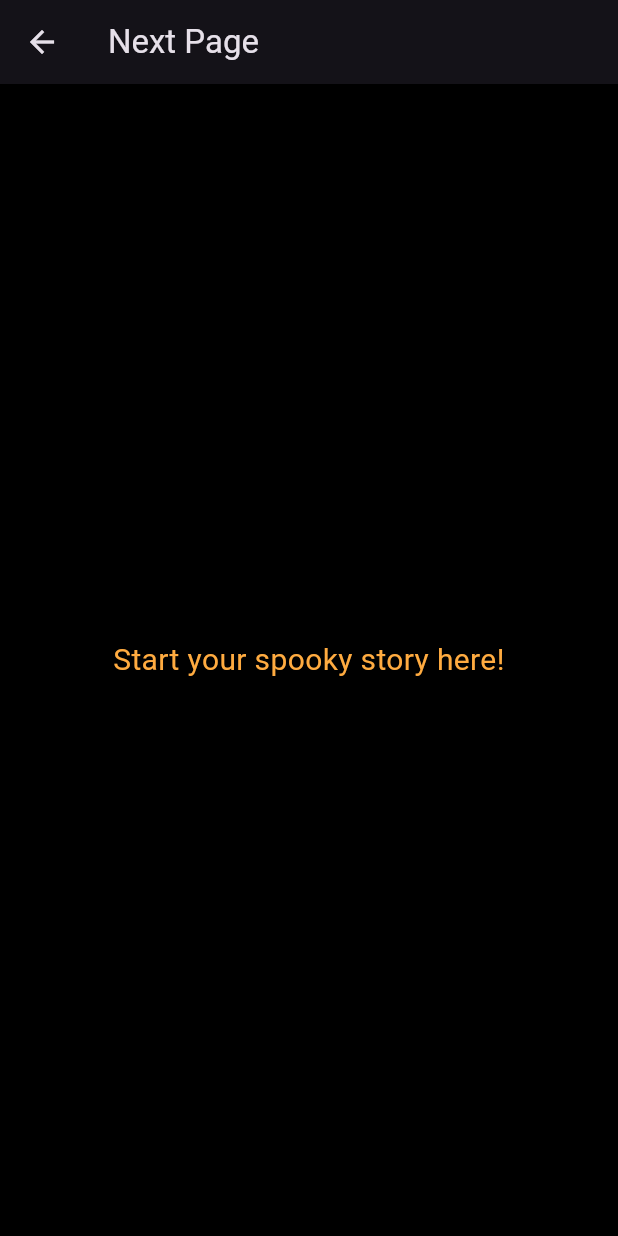
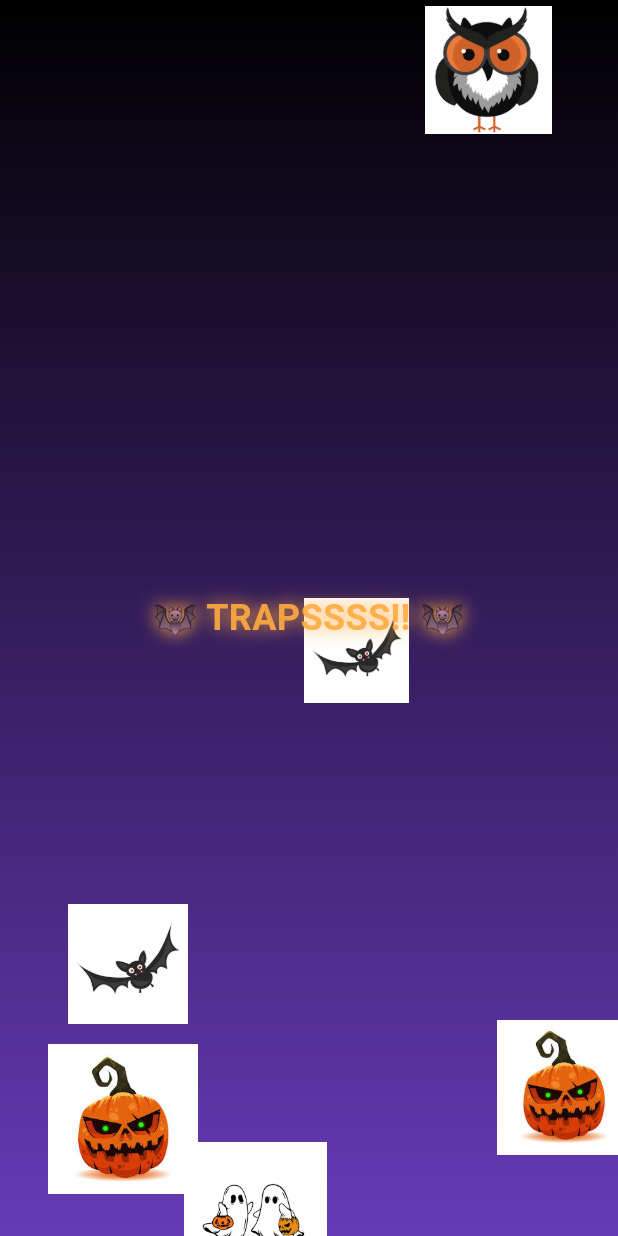
Before and after one commit to Lavanyathangaraj/mad_inclass_activity_9, a Flutter app: the screen it shows after launch, after a tap on the "arrow forward" icon, on a phone screen of 412 x 824 dp. Run offline on Flutter 3.47's test engine with Material 3 defaults, Android fonts, the light colour scheme and no system bars.

Commit message:
Add Halloween characters or objects

```diff
--- a/lib/main.dart
+++ b/lib/main.dart
@@ -1,4 +1,5 @@
 import 'package:flutter/material.dart';
+import 'dart:math';
 
 void main() {
   runApp(HalloweenStoryApp());
@@ -40,7 +41,7 @@
             mainAxisAlignment: MainAxisAlignment.center,
             children: [
               Image.asset(
-                'assets/images/halloween.webp',
+                'assets/images/halloween1.webp',
                 height: 250,
                 fit: BoxFit.contain,
               ),
@@ -65,7 +66,7 @@
                 onTap: () {
                   Navigator.push(
                     context,
-                    MaterialPageRoute(builder: (_) => const NextPage()),
+                    MaterialPageRoute(builder: (_) => const SpookyPage()),
                   );
                 },
                 child: Container(
@@ -85,20 +86,118 @@
   }
 }
 
-class NextPage extends StatelessWidget {
-  const NextPage({super.key});
+class SpookyPage extends StatefulWidget {
+  const SpookyPage({super.key});
+
+  @override
+  State<SpookyPage> createState() => _SpookyPageState();
+}
+
+class _SpookyPageState extends State<SpookyPage>
+    with SingleTickerProviderStateMixin {
+  late AnimationController _controller;
+  final Random _random = Random();
+
+  List<Offset> _positions = [];
+
+  @override
+  void initState() {
+    super.initState();
+    _generateInitialPositions();
+    _controller =
+        AnimationController(vsync: this, duration: const Duration(seconds: 5))
+          ..addListener(() {
+            if (_controller.status == AnimationStatus.completed) {
+              _generateNewPositions();
+              _controller.repeat();
+            }
+            setState(() {});
+          })
+          ..repeat();
+  }
+
+  void _generateInitialPositions() {
+    _positions = List.generate(6, (_) {
+      return Offset(
+        _random.nextDouble(),
+        _random.nextDouble(),
+      );
+    });
+  }
+
+  void _generateNewPositions() {
+    _positions = List.generate(6, (_) {
+      return Offset(
+        _random.nextDouble(),
+        _random.nextDouble(),
+      );
+    });
+  }
+
+  @override
+  void dispose() {
+    _controller.dispose();
+    super.dispose();
+  }
+
+  Widget _animatedObject(int index, String asset, double size) {
+    final dx = _positions[index].dx;
+    final dy = _positions[index].dy;
+
+    return AnimatedPositioned(
+      duration: const Duration(seconds: 5),
+      curve: Curves.easeInOut,
+      left: dx * MediaQuery.of(context).size.width,
+      top: dy * MediaQuery.of(context).size.height,
+      child: Opacity(
+        opacity: 0.8 + 0.2 * sin(_controller.value * 2 * pi),
+        child: Image.asset(asset, width: size),
+      ),
+    );
+  }
 
   @override
   Widget build(BuildContext context) {
     return Scaffold(
-      backgroundColor: Colors.black,
-      appBar: AppBar(title: const Text('Next Page')),
-      body: const Center(
-        child: Text(
-          'Start your spooky story here!',
-          style: TextStyle(color: Colors.orangeAccent, fontSize: 20),
-          textAlign: TextAlign.center,
-        ),
+      body: Stack(
+        children: [
+          Positioned.fill(
+            child: Container(
+              decoration: const BoxDecoration(
+                gradient: LinearGradient(
+                  colors: [Colors.black, Colors.deepPurple],
+                  begin: Alignment.topCenter,
+                  end: Alignment.bottomCenter,
+                ),
+              ),
+            ),
+          ),
+          Stack(
+            children: [
+              _animatedObject(0, 'assets/images/bat.png', 80),
+              _animatedObject(1, 'assets/images/bat.png', 70),
+              _animatedObject(2, 'assets/images/pumpkin.jpeg', 90),
+              _animatedObject(3, 'assets/images/pumpkin.jpeg', 100),
+              _animatedObject(4, 'assets/images/owl.png', 85),
+              _animatedObject(5, 'assets/images/ghost1.png', 95),
+            ],
+          ),
+          Align(
+            alignment: Alignment.center,
+            child: Text(
+              "🦇 TRAPSSSS!! 🦇",
+              style: TextStyle(
+                color: Colors.orangeAccent.withOpacity(0.9),
+                fontSize: 24,
+                fontWeight: FontWeight.bold,
+                shadows: [
+                  Shadow(blurRadius: 15, color: Colors.orangeAccent),
+                ],
+              ),
+              textAlign: TextAlign.center,
+            ),
+          ),
+        ],
       ),
     );
   }
--- a/pubspec.yaml
+++ b/pubspec.yaml
@@ -63,6 +63,11 @@ flutter:
   #   - images/a_dot_ham.jpeg
   assets:
     - assets/images/halloween.webp
+    - assets/images/halloween1.webp
+    - assets/images/ghost1.png
+    - assets/images/owl.png
+    - assets/images/bat.png
+    - assets/images/pumpkin.jpeg
 
   # An image asset can refer to one or more resolution-specific "variants", see
   # https://flutter.dev/to/resolution-aware-images
```
Also changed, not shown: assets/images/halloween1.webp (added), assets/images/halloween3.jpg (added), assets/images/owl.png (added).
